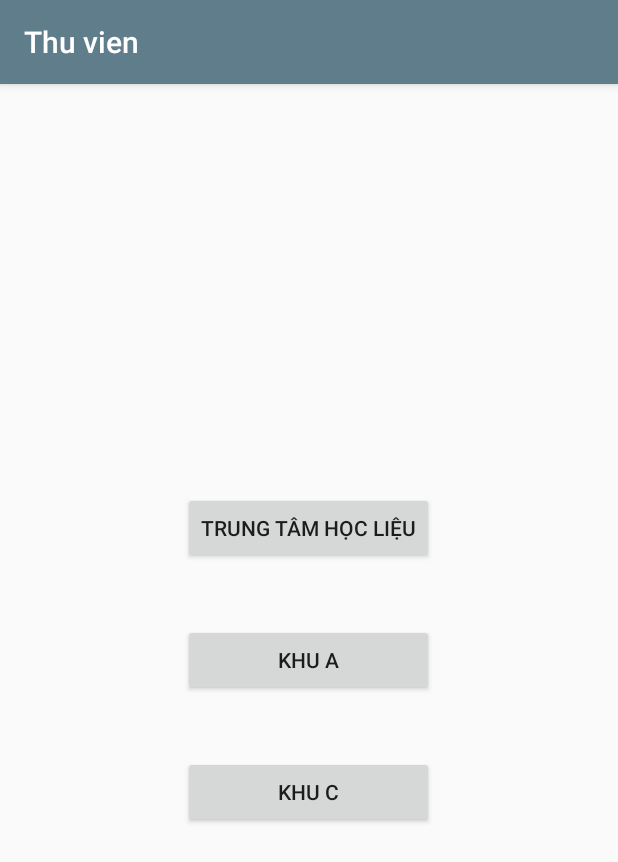
After one commit to kuypey1809/LogIn, an Android app: the SelfStudy screen opened directly, with no data from a screen before it, on a phone screen of 412 x 824 dp. The commit adds this screen. Shown: the top 862 px of the screen. Run offline under Robolectric (Android 15) with nearby library versions, the phone set to English and light mode, and no system bars.

```diff
--- a/app/src/main/AndroidManifest.xml
+++ b/app/src/main/AndroidManifest.xml
@@ -23,6 +23,9 @@
             android:name=".RegisterActivity"
             android:label="@string/app_name"
             android:theme="@style/AppTheme.NoActionBar" />
+        <activity android:name=".MainActivity"></activity>
+        <activity android:name=".SelfStudy"></activity>
+        <activity android:name=".TTHL"></activity>
 
     </application>
     <uses-permission android:name="android.permission.INTERNET" />
--- /dev/null
+++ b/app/src/main/java/com/khoidut/login/SelfStudy.java
@@ -0,0 +1,37 @@
+package com.khoidut.login;
+
+//import android.os.Bundle;
+
+import android.content.Intent;
+import android.os.Bundle;
+import android.support.v7.app.AppCompatActivity;
+import android.view.View;
+import android.widget.Button;
+
+//import android.widget.TextView;
+
+public class SelfStudy extends AppCompatActivity {
+    Button TTHL;
+    Button KhuA;
+    Button KhuC;
+
+    @Override
+    public void onCreate(Bundle savedInstanceState) {
+        super.onCreate(savedInstanceState);
+        // Get the view from new_activity.xml
+        setContentView(R.layout.self_study);
+
+        TTHL = (Button) findViewById(R.id.TTHL);
+        KhuA = (Button) findViewById(R.id.KhuA);
+        KhuC = (Button) findViewById(R.id.KhuC);
+
+        TTHL.setOnClickListener(new View.OnClickListener() {
+            @Override
+            public void onClick(View arg0) {
+                Intent myIntent = new Intent(SelfStudy.this,
+                        TTHL.class);
+                startActivity(myIntent);
+            }
+        });
+    }
+}
--- a/app/src/main/java/com/khoidut/login/SqliteHelper.java
+++ b/app/src/main/java/com/khoidut/login/SqliteHelper.java
@@ -81,6 +81,11 @@ public class SqliteHelper extends SQLiteOpenHelper {
         //Put password in  @values
         values.put(KEY_PASSWORD, user.password);
 
+        for (int i=0; i < user.getToken().size(); i++)
+        {
+            System.out.println(user.getToken().get(i).getAccess_token());
+            values.put(KEY_TOKEN, user.getToken().get(i).getAccess_token());
+        }
 //        values.put(KEY_TOKEN, user.access_token);
         // insert row
         long todo_id = db.insert(TABLE_USERS, null, values);
--- /dev/null
+++ b/app/src/main/res/layout/self_study.xml
@@ -0,0 +1,42 @@
+<?xml version="1.0" encoding="utf-8"?>
+<RelativeLayout xmlns:app="http://schemas.android.com/apk/res-auto"
+    android:layout_height="match_parent"
+    android:layout_width="match_parent"
+    xmlns:android="http://schemas.android.com/apk/res/android">
+
+
+    <Button
+        android:id="@+id/TTHL"
+        android:layout_width="wrap_content"
+        android:layout_height="wrap_content"
+        android:layout_above="@+id/KhuA"
+        android:layout_centerHorizontal="true"
+        android:layout_marginBottom="40dp"
+        android:text="@string/TTHL" />
+
+    <Button
+        android:id="@+id/KhuA"
+        android:layout_width="wrap_content"
+        android:layout_height="wrap_content"
+        android:layout_alignEnd="@+id/TTHL"
+        android:layout_alignLeft="@+id/TTHL"
+        android:layout_alignRight="@+id/TTHL"
+        android:layout_alignStart="@+id/TTHL"
+        android:layout_centerVertical="true"
+        android:text="@string/KhuA" />
+
+    <Button
+        android:id="@+id/KhuC"
+        android:layout_width="wrap_content"
+        android:layout_height="wrap_content"
+        android:layout_alignEnd="@+id/TTHL"
+        android:layout_alignLeft="@+id/TTHL"
+        android:layout_alignRight="@+id/TTHL"
+        android:layout_alignStart="@+id/TTHL"
+        android:layout_below="@+id/KhuA"
+        android:layout_marginTop="40dp"
+        android:text="@string/KhuC" />
+
+
+
+</RelativeLayout>
--- a/app/src/main/res/values/strings.xml
+++ b/app/src/main/res/values/strings.xml
@@ -1,5 +1,4 @@
 <resources>
-    <string name="app_name">LoginRegisterScreenDesign</string>
     <string name="create_account">I dont have account yet</string>
     <string name="email">Email</string>
     <string name="password">Password</string>
@@ -7,4 +6,14 @@
     <string name="username">Username</string>
     <string name="register">Register</string>
     <string name="back_to_login">Back to Login</string>
+    <string name="app_name">Thu vien</string>
+    <string name="tu_hoc">Self Study</string>
+    <string name="relax">Vending Machine</string>
+    <string name="book">Borrow Book</string>
+    <string name="ban_do">Services Map</string>
+    <string name="trungtam">Bản Đồ Trung Tâm Học Liệu</string>
+    <string name="bandott">BandoTTHL</string>
+    <string name="TTHL">Trung Tâm Học Liệu</string>
+    <string name="KhuA">Khu A</string>
+    <string name="KhuC">Khu C</string>
 </resources>
```
Also changed, not shown: app/src/main/java/com/khoidut/login/LoginActivity.java (+62 -24 lines), app/src/main/java/com/khoidut/login/MainActivity.java (+23 -1 lines), app/src/main/java/com/khoidut/login/TTHL.java (added, +18 -0 lines), app/src/main/res/layout/activity_main.xml (+33 -12 lines), app/src/main/res/layout/tthl.xml (added, +25 -0 lines), app/src/main/res/drawable/thuvien.png (added).
